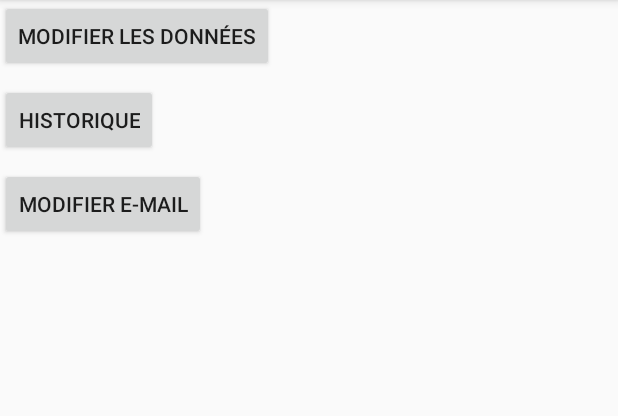
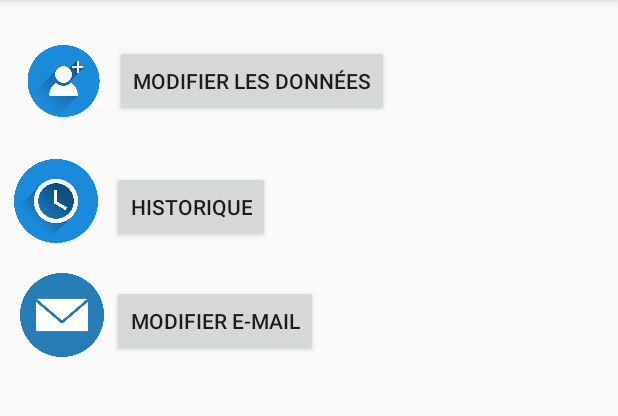
Before and after one commit to TeOdodin/Catchem, an Android app: the Menu screen opened directly, with no data from a screen before it, on a phone screen of 412 x 824 dp, the part 84-500 px from its top. Run offline under Robolectric (Android 15) with nearby library versions, the phone set to English and light mode, and no system bars.

Commit message:
Menu designer ainsi que l'interface de la modification du mail

```diff
--- a/app/src/main/java/com/example/daudin/catchem/Menu_Historique.java
+++ b/app/src/main/java/com/example/daudin/catchem/Menu_Historique.java
@@ -8,6 +8,6 @@ public class Menu_Historique extends AppCompatActivity {
     @Override
     protected void onCreate(Bundle savedInstanceState) {
         super.onCreate(savedInstanceState);
-        setContentView(R.layout.activity_historique);
+       setContentView(R.layout.activity_historique);
     }
 }
--- a/app/src/main/java/com/example/daudin/catchem/Menu_ModifierMail.java
+++ b/app/src/main/java/com/example/daudin/catchem/Menu_ModifierMail.java
@@ -9,6 +9,6 @@ public class Menu_ModifierMail extends AppCompatActivity {
     @Override
     protected void onCreate(Bundle savedInstanceState) {
         super.onCreate(savedInstanceState);
-        setContentView(R.layout.activity_modifier_mail);
+       setContentView(R.layout.activity_modifier_mail);
     }
 }
--- a/app/src/main/res/layout/activity_menu.xml
+++ b/app/src/main/res/layout/activity_menu.xml
@@ -1,16 +1,29 @@
 <?xml version="1.0" encoding="utf-8"?>
-<android.support.constraint.ConstraintLayout xmlns:android="http://schemas.android.com/apk/res/android"
+<LinearLayout xmlns:android="http://schemas.android.com/apk/res/android"
     xmlns:app="http://schemas.android.com/apk/res-auto"
     xmlns:tools="http://schemas.android.com/tools"
+    android:id="@+id/ViewMenu"
     android:layout_width="match_parent"
     android:layout_height="match_parent"
-    tools:context=".Menu"
-    android:id="@+id/ViewMenu">
+    android:layout_marginTop="30dp"
+    android:orientation="vertical"
+    tools:context=".Menu">
 
     <LinearLayout
-        android:layout_width="match_parent"
-        android:layout_height="match_parent"
-        android:orientation="vertical">
+        android:id="@+id/linearLayout3"
+        android:layout_width="251dp"
+        android:layout_height="wrap_content"
+        android:layout_marginStart="8dp"
+        android:layout_marginEnd="8dp"
+        android:layout_marginBottom="20dp"
+        android:orientation="horizontal">
+
+        <ImageView
+            android:id="@+id/imageView4"
+            android:layout_width="6dp"
+            android:layout_height="match_parent"
+            android:layout_weight="1"
+            app:srcCompat="@drawable/modifier_donnees" />
 
         <Button
             android:id="@+id/ModifierDonnee"
@@ -19,6 +32,23 @@
             android:text="Modifier les données"
             tools:layout_editor_absoluteX="63dp"
             tools:layout_editor_absoluteY="57dp" />
+    </LinearLayout>
+
+    <LinearLayout
+        android:layout_width="180dp"
+        android:layout_height="wrap_content"
+        android:layout_marginTop="8dp"
+        android:layout_marginBottom="20dp"
+        android:orientation="horizontal">
+
+        <ImageView
+            android:id="@+id/imageView2"
+            android:layout_width="0dp"
+            android:layout_height="match_parent"
+            android:layout_weight="1"
+            app:srcCompat="@drawable/historique"
+            tools:layout_editor_absoluteX="8dp"
+            tools:layout_editor_absoluteY="1237dp" />
 
         <Button
             android:id="@+id/Historique"
@@ -29,6 +59,25 @@
             app:layout_constraintTop_toBottomOf="@+id/ModifierDonnee"
             tools:layout_editor_absoluteX="63dp" />
 
+    </LinearLayout>
+
+    <LinearLayout
+        android:id="@+id/linearLayout2"
+        android:layout_width="204dp"
+        android:layout_height="wrap_content"
+        android:layout_marginStart="8dp"
+        android:layout_marginEnd="8dp"
+        android:orientation="horizontal">
+
+        <ImageView
+            android:id="@+id/imageView3"
+            android:layout_width="match_parent"
+            android:layout_height="match_parent"
+            android:layout_weight="1"
+            app:srcCompat="@drawable/mail"
+            tools:layout_editor_absoluteX="8dp"
+            tools:layout_editor_absoluteY="1181dp" />
+
         <Button
             android:id="@+id/ModifeMail"
             android:layout_width="wrap_content"
@@ -38,6 +87,7 @@
             app:layout_constraintTop_toBottomOf="@+id/Historique"
             tools:ignore="MissingConstraints"
             tools:layout_editor_absoluteX="63dp" />
+
     </LinearLayout>
 
-</android.support.constraint.ConstraintLayout>
+</LinearLayout>
```
Also changed, not shown: app/src/main/res/layout/activity_modifier_mail.xml (+46 -0 lines), app/src/main/res/layout/activity_test.xml (deleted, +0 -9 lines), app/src/main/res/drawable-v24/historique.png (added), app/src/main/res/drawable-v24/mail.png (added), app/src/main/res/drawable-v24/modifier_donnees.png (added).
